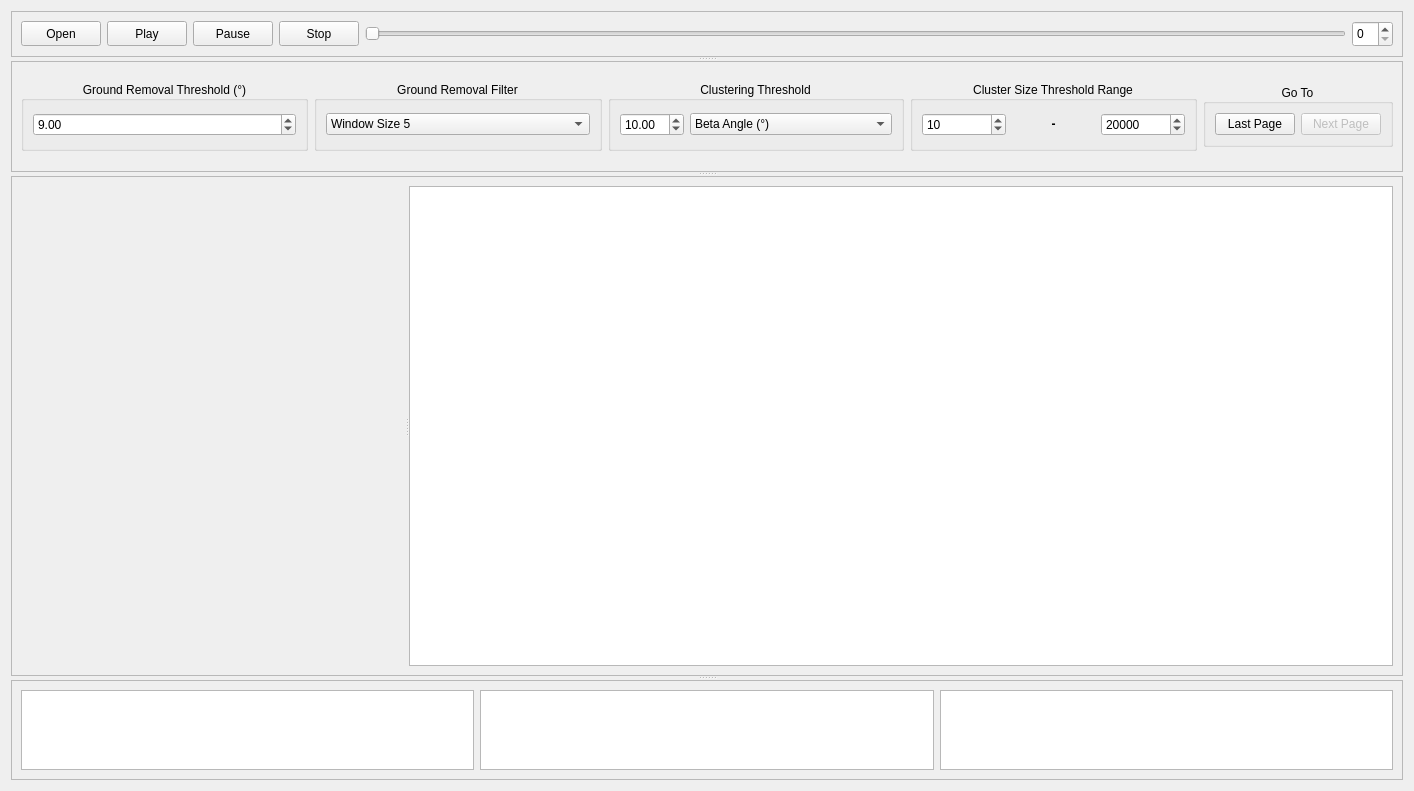
This is src/depth_clustering/visualization/ui/visualization.ui in cpsintegrationlab/depth_clustering as Qt 5 draws it before an edit. The edited form follows.
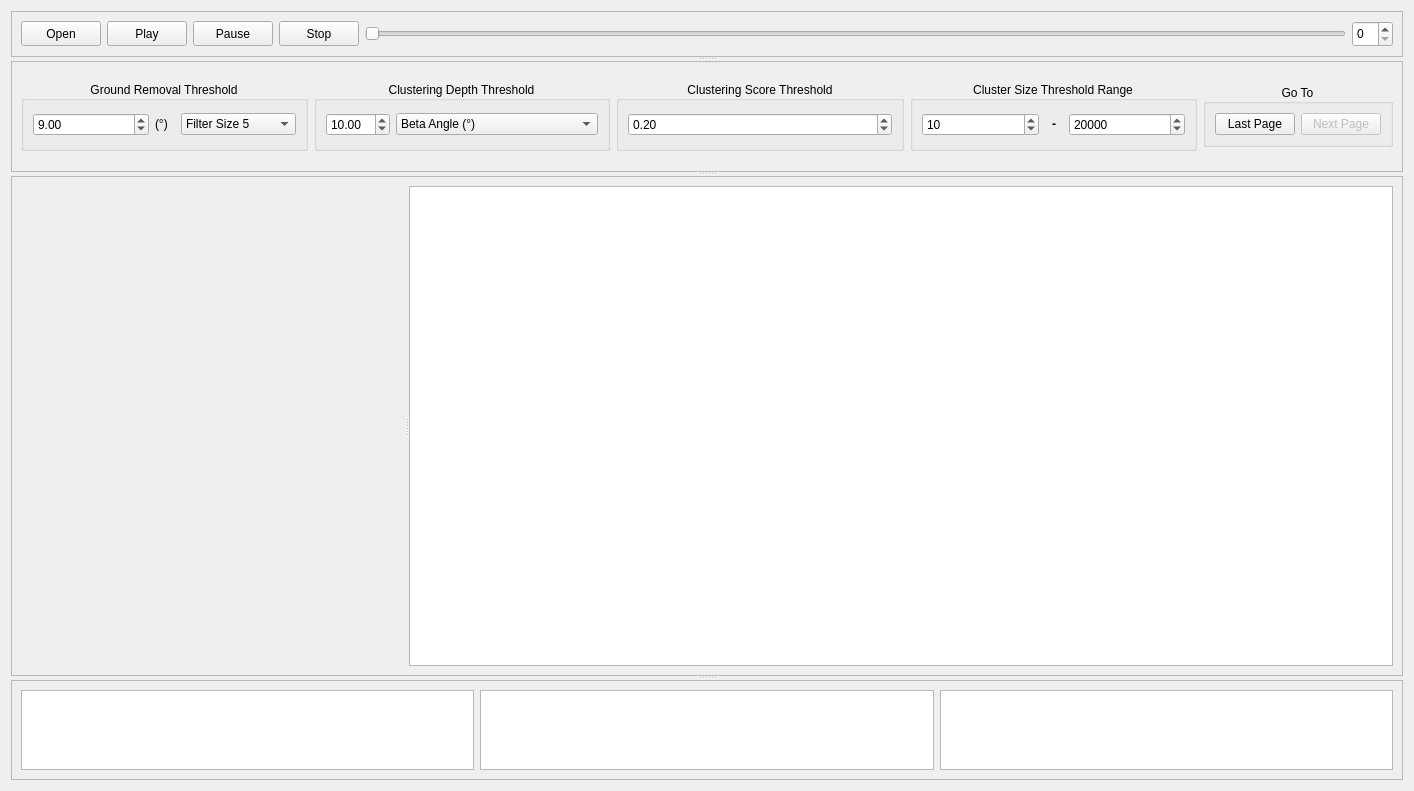
This is the edited form. The open tabs and pages were chosen to show the change. Custom widgets are drawn as their Qt base class.

Commit message: Add clustering score threshold framework

```diff
--- a/src/depth_clustering/visualization/ui/visualization.ui
+++ b/src/depth_clustering/visualization/ui/visualization.ui
@@ -25,7 +25,7 @@
   <property name="windowTitle">
    <string>Form</string>
   </property>
-  <layout class="QGridLayout" name="gridLayout_26">
+  <layout class="QGridLayout" name="gridLayout_2">
    <item row="0" column="0">
     <widget class="QSplitter" name="splitter_overall">
      <property name="orientation">
@@ -455,7 +455,7 @@
                  <double>1.000000000000000</double>
                 </property>
                 <property name="singleStep">
-                 <double>0.100000000000000</double>
+                 <double>0.010000000000000</double>
                 </property>
                 <property name="value">
                  <double>0.500000000000000</double>
@@ -807,7 +807,7 @@
               </size>
              </property>
              <property name="title">
-              <string>Ground Removal Threshold (°)</string>
+              <string>Ground Removal Threshold</string>
              </property>
              <property name="alignment">
               <set>Qt::AlignCenter</set>
@@ -829,50 +829,26 @@
                 </property>
                </widget>
               </item>
-             </layout>
-            </widget>
-           </item>
-           <item row="0" column="1">
-            <widget class="QGroupBox" name="group_size_smooth_window">
-             <property name="sizePolicy">
-              <sizepolicy hsizetype="Preferred" vsizetype="Fixed">
-               <horstretch>0</horstretch>
-               <verstretch>0</verstretch>
-              </sizepolicy>
-             </property>
-             <property name="minimumSize">
-              <size>
-               <width>0</width>
-               <height>70</height>
-              </size>
-             </property>
-             <property name="title">
-              <string>Ground Removal Filter</string>
-             </property>
-             <property name="alignment">
-              <set>Qt::AlignCenter</set>
-             </property>
-             <layout class="QGridLayout" name="gridLayout_2">
-              <item row="0" column="0">
+              <item row="0" column="2">
                <widget class="QComboBox" name="combo_size_smooth_window">
                 <item>
                  <property name="text">
-                  <string>Window Size 5</string>
+                  <string>Filter Size 5</string>
                  </property>
                 </item>
                 <item>
                  <property name="text">
-                  <string>Window Size 7</string>
+                  <string>Filter Size 7</string>
                  </property>
                 </item>
                 <item>
                  <property name="text">
-                  <string>Window Size 9</string>
+                  <string>Filter Size 9</string>
                  </property>
                 </item>
                 <item>
                  <property name="text">
-                  <string>Window Size 11</string>
+                  <string>Filter Size 11</string>
                  </property>
                 </item>
                 <item>
@@ -882,11 +858,24 @@
                 </item>
                </widget>
               </item>
+              <item row="0" column="1">
+               <widget class="QLabel" name="label_size_cluster_range_2">
+                <property name="sizePolicy">
+                 <sizepolicy hsizetype="Fixed" vsizetype="Fixed">
+                  <horstretch>0</horstretch>
+                  <verstretch>0</verstretch>
+                 </sizepolicy>
+                </property>
+                <property name="text">
+                 <string>&lt;html&gt;&lt;head/&gt;&lt;body&gt;&lt;p&gt;(°)&amp;nbsp;&amp;nbsp;&lt;/p&gt;&lt;/body&gt;&lt;/html&gt;</string>
+                </property>
+               </widget>
+              </item>
              </layout>
             </widget>
            </item>
-           <item row="0" column="2">
-            <widget class="QGroupBox" name="group_clustering_threshold">
+           <item row="0" column="1">
+            <widget class="QGroupBox" name="group_clustering_depth_threshold">
              <property name="sizePolicy">
               <sizepolicy hsizetype="Preferred" vsizetype="Fixed">
                <horstretch>0</horstretch>
@@ -900,14 +889,14 @@
               </size>
              </property>
              <property name="title">
-              <string>Clustering Threshold</string>
+              <string>Clustering Depth Threshold</string>
              </property>
              <property name="alignment">
               <set>Qt::AlignCenter</set>
              </property>
              <layout class="QGridLayout" name="gridLayout_3">
               <item row="0" column="0">
-               <widget class="QDoubleSpinBox" name="spin_clustering_threshold">
+               <widget class="QDoubleSpinBox" name="spin_clustering_depth_threshold">
                 <property name="minimum">
                  <double>0.000000000000000</double>
                 </property>
@@ -980,6 +969,12 @@
              <layout class="QGridLayout" name="gridLayout_4">
               <item row="0" column="0">
                <widget class="QSpinBox" name="spin_size_cluster_min">
+                <property name="sizePolicy">
+                 <sizepolicy hsizetype="Minimum" vsizetype="Fixed">
+                  <horstretch>0</horstretch>
+                  <verstretch>0</verstretch>
+                 </sizepolicy>
+                </property>
                 <property name="maximum">
                  <number>100000</number>
                 </property>
@@ -990,8 +985,14 @@
               </item>
               <item row="0" column="1">
                <widget class="QLabel" name="label_size_cluster_range">
+                <property name="sizePolicy">
+                 <sizepolicy hsizetype="Fixed" vsizetype="Fixed">
+                  <horstretch>0</horstretch>
+                  <verstretch>0</verstretch>
+                 </sizepolicy>
+                </property>
                 <property name="text">
-                 <string>&lt;html&gt;&lt;head/&gt;&lt;body&gt;&lt;p align=&quot;center&quot;&gt;&lt;span style=&quot; font-weight:600;&quot;&gt;-&lt;/span&gt;&lt;/p&gt;&lt;/body&gt;&lt;/html&gt;</string>
+                 <string>&lt;html&gt;&lt;head/&gt;&lt;body&gt;&lt;p align=&quot;center&quot;&gt;&lt;span style=&quot; font-weight:600;&quot;&gt;&amp;nbsp;&amp;nbsp;-&amp;nbsp;&amp;nbsp;&lt;/span&gt;&lt;/p&gt;&lt;/body&gt;&lt;/html&gt;</string>
                 </property>
                </widget>
               </item>
@@ -1055,6 +1056,43 @@
              </layout>
             </widget>
            </item>
+           <item row="0" column="2">
+            <widget class="QGroupBox" name="group_clustering_score_threshold">
+             <property name="sizePolicy">
+              <sizepolicy hsizetype="Preferred" vsizetype="Fixed">
+               <horstretch>0</horstretch>
+               <verstretch>0</verstretch>
+              </sizepolicy>
+             </property>
+             <property name="minimumSize">
+              <size>
+               <width>0</width>
+               <height>70</height>
+              </size>
+             </property>
+             <property name="title">
+              <string>Clustering Score Threshold</string>
+             </property>
+             <property name="alignment">
+              <set>Qt::AlignCenter</set>
+             </property>
+             <layout class="QGridLayout" name="gridLayout_26">
+              <item row="0" column="0">
+               <widget class="QDoubleSpinBox" name="spin_clustering_score_threshold">
+                <property name="maximum">
+                 <double>1.000000000000000</double>
+                </property>
+                <property name="singleStep">
+                 <double>0.010000000000000</double>
+                </property>
+                <property name="value">
+                 <double>0.200000000000000</double>
+                </property>
+               </widget>
+              </item>
+             </layout>
+            </widget>
+           </item>
           </layout>
          </widget>
         </widget>
```
The commit also changes 3 other files.
